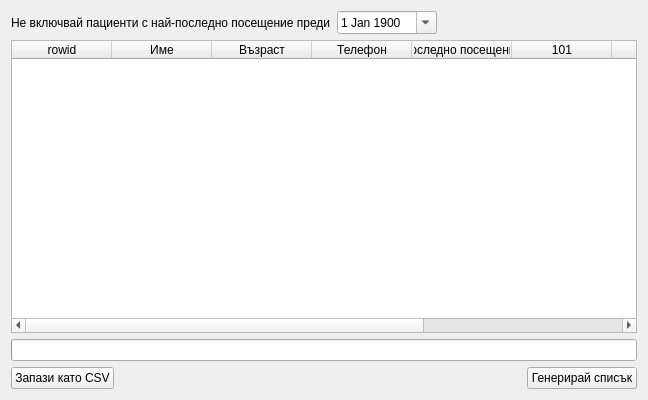
First picture: the form in src/View/Widgets/UnusedPackageView.ui, repository thefinalcutbg/DinoDent, before the edit.
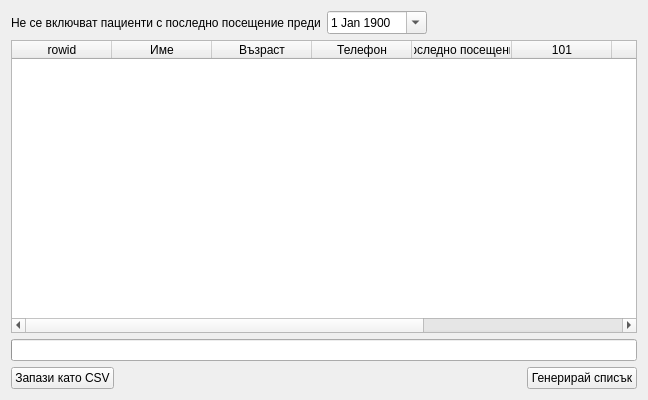
Second picture: the form after the edit. Custom widgets are drawn as their Qt base class.

Patch:
```diff
--- a/src/View/Widgets/UnusedPackageView.ui
+++ b/src/View/Widgets/UnusedPackageView.ui
@@ -22,7 +22,7 @@
      <item>
       <widget class="QLabel" name="label">
        <property name="text">
-        <string>Не включвай пациенти с най-последно посещение преди</string>
+        <string>Не се включват пациенти с последно посещение преди</string>
        </property>
       </widget>
      </item>
@@ -42,12 +42,12 @@
        </property>
        <property name="maximumDateTime">
         <datetime>
-         <hour>3</hour>
+         <hour>23</hour>
          <minute>59</minute>
          <second>59</second>
          <year>9999</year>
          <month>12</month>
-         <day>25</day>
+         <day>24</day>
         </datetime>
        </property>
        <property name="minimumDate">
```
